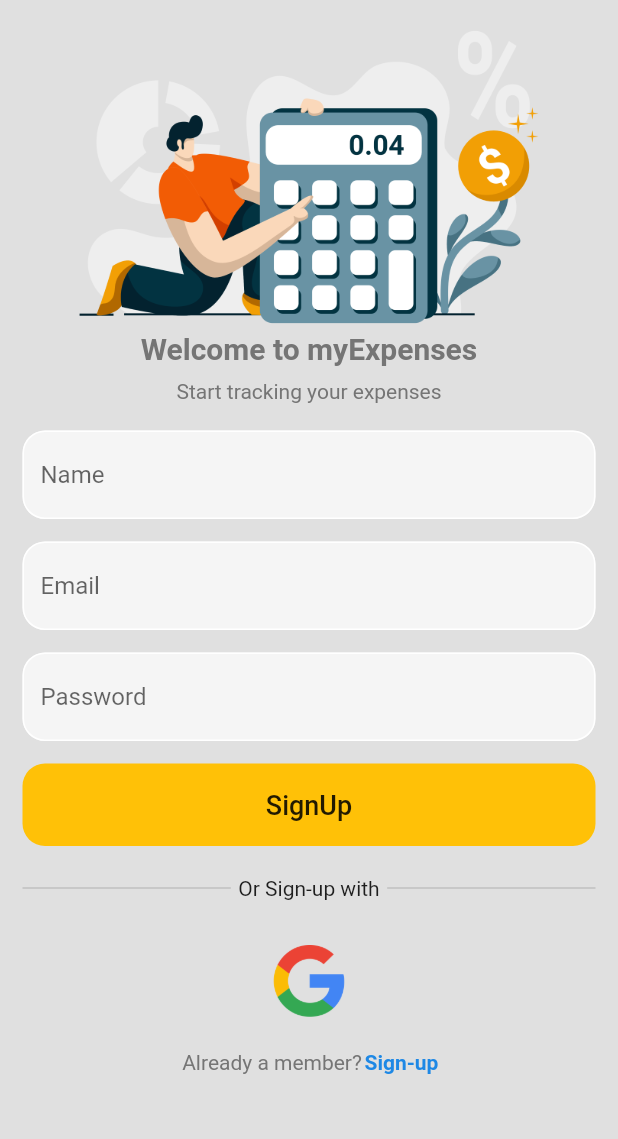
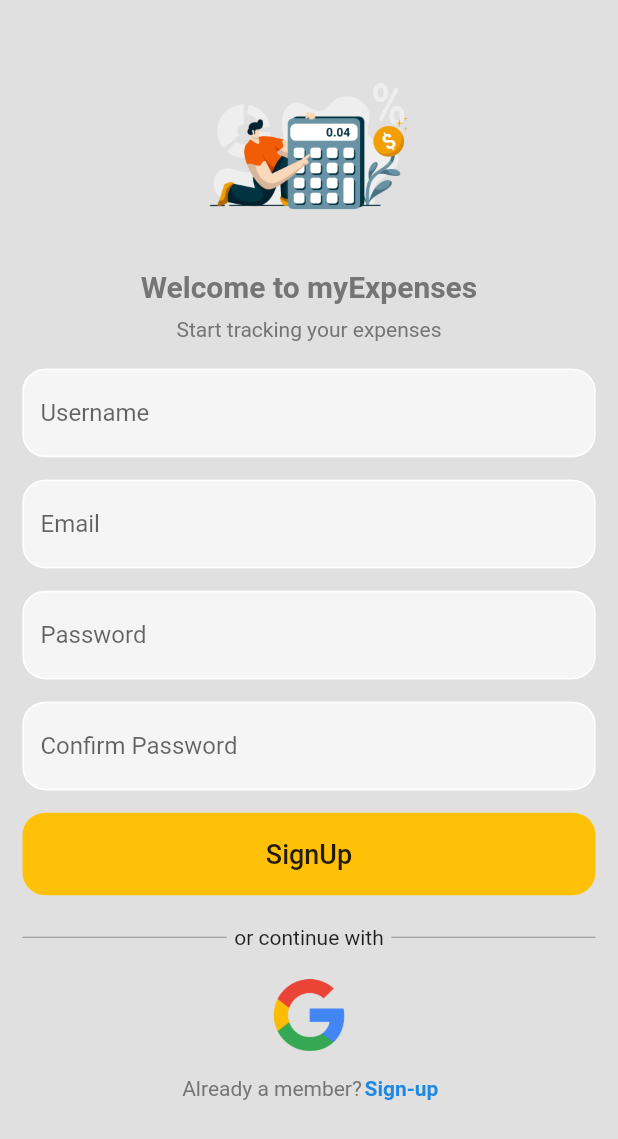
Before and after one commit to purveshxd/myExpenses, a Flutter app: the screen it shows after launch, after a tap on "Register Now", on a phone screen of 412 x 824 dp. Shown: the top 1139 px of the screen. Run offline on Flutter 3.47's test engine with Material 2 defaults, Android fonts, the phone set to English and light mode, and no system bars; our stand-ins replace firebase_auth, firebase_core, flutter_slidable, hive_flutter; accounts and stored records are empty; network calls fail.

Commit message:
login registration done

```diff
--- a/lib/constants/constants.dart
+++ b/lib/constants/constants.dart
@@ -1,4 +1,5 @@
 class Constants {
-  var loginBanner = "assets/loginBanner.png";
-  var googleLogo = "assets/google.png";
+  static const String loginBanner = "assets/loginBanner.png";
+  static const String googleLogo = "assets/google.png";
+  static const String googleForm = 'https://forms.gle/abS7Qysdg3SbstgEA';
 }
--- a/lib/main.dart
+++ b/lib/main.dart
@@ -3,11 +3,10 @@ import 'package:hive_flutter/hive_flutter.dart';
 
 import 'package:firebase_core/firebase_core.dart';
 import 'package:myexpenses/firebase_options.dart';
-import 'package:myexpenses/screens/auth_page.dart';
-import 'package:myexpenses/screens/login_page.dart';
+import 'package:myexpenses/screens/authScreens/auth_page.dart';
+import 'package:myexpenses/screens/authScreens/login_page.dart';
 
 void main() async {
-  WidgetsFlutterBinding.ensureInitialized();
   WidgetsFlutterBinding.ensureInitialized();
 
   await Hive.initFlutter();
@@ -15,7 +14,7 @@ void main() async {
     options: DefaultFirebaseOptions.currentPlatform,
   );
   await Hive.initFlutter();
-  var box = await Hive.openBox('taskBox');
+  await Hive.openBox('taskBox');
   runApp(const MyApp());
 }
 
--- a/lib/screens/auth_page.dart
+++ b/lib/screens/authScreens/auth_page.dart
@@ -3,7 +3,8 @@ import 'package:flutter/material.dart';
 import 'package:flutter/src/widgets/container.dart';
 import 'package:flutter/src/widgets/framework.dart';
 import 'package:myexpenses/screens/homepage.dart';
-import 'package:myexpenses/screens/login_page.dart';
+import 'package:myexpenses/screens/authScreens/login_or_registration.dart';
+import 'package:myexpenses/screens/authScreens/login_page.dart';
 
 class AuthPage extends StatelessWidget {
   const AuthPage({super.key});
@@ -19,7 +20,7 @@ class AuthPage extends StatelessWidget {
             return const Homepage();
           } else {
             // if user is not logged in
-            return LoginPage();
+            return const LoginOrRegister();
           }
         },
       ),
--- /dev/null
+++ b/lib/screens/authScreens/login_or_registration.dart
@@ -0,0 +1,45 @@
+import 'package:flutter/material.dart';
+import 'package:flutter/src/widgets/container.dart';
+import 'package:flutter/src/widgets/framework.dart';
+import 'package:myexpenses/screens/authScreens/login_page.dart';
+import 'package:myexpenses/screens/authScreens/registration_page.dart';
+
+class LoginOrRegister extends StatefulWidget {
+  const LoginOrRegister({super.key});
+
+  @override
+  State<LoginOrRegister> createState() => _LoginOrRegisterState();
+}
+
+class _LoginOrRegisterState extends State<LoginOrRegister> {
+  bool showLoginPage = true;
+  void togglePages() {
+    setState(() {
+      showLoginPage = !showLoginPage;
+    });
+  }
+
+  void customAlert(String textError) {
+    showDialog(
+      context: context,
+      builder: (context) {
+        return AlertDialog(
+          title: Text(textError),
+        );
+      },
+    );
+  }
+
+  @override
+  Widget build(BuildContext context) {
+    if (showLoginPage) {
+      return LoginPage(
+        onTap: togglePages,
+      );
+    } else {
+      return RegistrationPage(
+        onTap: togglePages,
+      );
+    }
+  }
+}
--- a/lib/screens/login_page.dart
+++ b/lib/screens/authScreens/login_page.dart
@@ -1,12 +1,13 @@
 import 'package:firebase_core/firebase_core.dart';
 import 'package:flutter/material.dart';
 import 'package:myexpenses/constants/constants.dart';
-import 'package:myexpenses/screens/registration_page.dart';
+import 'package:myexpenses/screens/authScreens/registration_page.dart';
 import 'package:myexpenses/widgets/input_text_field.dart';
 import 'package:firebase_auth/firebase_auth.dart';
 
 class LoginPage extends StatefulWidget {
-  LoginPage({super.key});
+  const LoginPage({super.key, this.onTap});
+  final Function()? onTap;
 
   @override
   State<LoginPage> createState() => _LoginPageState();
@@ -38,6 +39,8 @@ class _LoginPageState extends State<LoginPage> {
         customAlert('Incorrect Email');
       } else if (e.code == 'wrong-password') {
         customAlert('Incorrect Password');
+      } else {
+        customAlert(e.message.toString());
       }
     }
   }
@@ -63,10 +66,10 @@ class _LoginPageState extends State<LoginPage> {
           children: [
             Container(
               height: MediaQuery.of(context).size.height / 4,
-              decoration: BoxDecoration(
+              decoration: const BoxDecoration(
                 image: DecorationImage(
                   fit: BoxFit.cover,
-                  image: AssetImage(Constants().loginBanner),
+                  image: AssetImage(Constants.loginBanner),
                 ),
               ),
             ),
@@ -121,9 +124,11 @@ class _LoginPageState extends State<LoginPage> {
               ),
             ),
             const SizedBox(
-              height: 20,
+              height: 30,
             ),
-            Row(
+            Padding(
+              padding: const EdgeInsets.all(15.0),
+              child: Row(
                 children: [
                   Expanded(
                     child: Divider(
@@ -142,22 +147,22 @@ class _LoginPageState extends State<LoginPage> {
                   ),
                 ],
               ),
-            const SizedBox(
-              height: 20,
             ),
-            IconButton(
+            Padding(
+              padding: const EdgeInsets.all(15.0),
+              child: IconButton(
                 iconSize: 40,
                 color: Colors.red,
                 padding: const EdgeInsets.all(0),
                 onPressed: () {},
                 icon: Image.asset(
-                Constants().googleLogo,
+                  Constants.googleLogo,
                 ),
               ),
-            const SizedBox(
-              height: 20,
             ),
-            Row(
+            Padding(
+              padding: const EdgeInsets.all(15.0),
+              child: Row(
                 mainAxisAlignment: MainAxisAlignment.center,
                 children: [
                   Text(
@@ -168,11 +173,7 @@ class _LoginPageState extends State<LoginPage> {
                         fontWeight: FontWeight.normal),
                   ),
                   GestureDetector(
-                  onTap: () {
-                    Navigator.of(context).pushReplacement(MaterialPageRoute(
-                      builder: (context) => RegistrationPage(),
-                    ));
-                  },
+                    onTap: widget.onTap,
                     child: Text(
                       "Register Now",
                       textAlign: TextAlign.center,
@@ -183,6 +184,7 @@ class _LoginPageState extends State<LoginPage> {
                   ),
                 ],
               ),
+            ),
           ],
         ),
       ),
--- /dev/null
+++ b/lib/screens/authScreens/registration_page.dart
@@ -0,0 +1,203 @@
+// ignore: unused_import
+import 'package:firebase_core/firebase_core.dart';
+import 'package:flutter/material.dart';
+import 'package:myexpenses/constants/constants.dart';
+import 'package:myexpenses/widgets/input_text_field.dart';
+import 'package:firebase_auth/firebase_auth.dart';
+
+class RegistrationPage extends StatefulWidget {
+  const RegistrationPage({super.key, this.onTap});
+  final Function()? onTap;
+
+  @override
+  State<RegistrationPage> createState() => _RegistrationPageState();
+}
+
+class _RegistrationPageState extends State<RegistrationPage> {
+  final emailController = TextEditingController();
+  final confirmpassController = TextEditingController();
+  final passController = TextEditingController();
+  final userNameController = TextEditingController();
+
+  void register() async {
+    showDialog(
+      context: context,
+      builder: (context) {
+        return const Center(child: CircularProgressIndicator());
+      },
+    );
+    try {
+      if (passController.text == confirmpassController.text) {
+        if (userNameController.text.isNotEmpty) {
+          var resp = await FirebaseAuth.instance.createUserWithEmailAndPassword(
+              email: emailController.text, password: passController.text);
+          await resp.user!
+              .updateDisplayName(userNameController.text)
+              .whenComplete(() => Navigator.pop(context));
+        } else {
+          Navigator.pop(context);
+          customAlert('Enter username');
+        }
+      } else {
+        Navigator.pop(context);
+        customAlert("Password does not match");
+      }
+    } on FirebaseAuthException catch (e) {
+      Navigator.pop(context);
+      customAlert(e.message);
+    }
+  }
+
+  void customAlert(String? textError) {
+    showDialog(
+      context: context,
+      builder: (context) {
+        return AlertDialog(
+          title: Text(textError!),
+        );
+      },
+    );
+  }
+
+  @override
+  Widget build(BuildContext context) {
+    return Scaffold(
+      backgroundColor: Colors.grey.shade300,
+      body: SingleChildScrollView(
+        child: SafeArea(
+          child: Padding(
+            padding: const EdgeInsets.all(15.0),
+            child: Column(
+              children: [
+                Container(
+                  height: MediaQuery.of(context).size.height / 5,
+                  decoration: const BoxDecoration(
+                    image: DecorationImage(
+                      fit: BoxFit.fitHeight,
+                      image: AssetImage(Constants.loginBanner),
+                    ),
+                  ),
+                ),
+                Text(
+                  textAlign: TextAlign.center,
+                  "Welcome to myExpenses",
+                  style: TextStyle(
+                      fontSize: 20,
+                      fontWeight: FontWeight.bold,
+                      color: Colors.grey.shade600),
+                ),
+                Text(
+                  textAlign: TextAlign.center,
+                  "Start tracking your expenses",
+                  style: TextStyle(
+                      height: 2,
+                      fontWeight: FontWeight.normal,
+                      color: Colors.grey.shade600),
+                ),
+                const SizedBox(
+                  height: 15,
+                ),
+                InputTextField(
+                    hintText: "Username", textController: userNameController),
+                const SizedBox(
+                  height: 15,
+                ),
+                InputTextField(
+                    hintText: "Email", textController: emailController),
+                const SizedBox(
+                  height: 15,
+                ),
+                InputTextField(
+                    hintText: "Password", textController: passController),
+                const SizedBox(
+                  height: 15,
+                ),
+                InputTextField(
+                    hintText: "Confirm Password",
+                    textController: confirmpassController),
+                const SizedBox(
+                  height: 15,
+                ),
+                MaterialButton(
+                  minWidth: MediaQuery.of(context).size.shortestSide,
+                  height: 55,
+                  elevation: 0,
+                  color: Colors.amber,
+                  shape: RoundedRectangleBorder(
+                      borderRadius: BorderRadius.circular(15)),
+                  onPressed: register,
+                  child: const Text(
+                    "SignUp",
+                    style: TextStyle(fontSize: 18),
+                  ),
+                ),
+                const SizedBox(
+                  height: 20,
+                ),
+                Row(
+                  children: [
+                    Expanded(
+                      child: Divider(
+                        endIndent: 5,
+                        thickness: 0.5,
+                        color: Colors.grey.shade600,
+                      ),
+                    ),
+                    const Text("or continue with"),
+                    Expanded(
+                      child: Divider(
+                        indent: 5,
+                        thickness: 0.5,
+                        color: Colors.grey.shade600,
+                      ),
+                    ),
+                  ],
+                ),
+                const SizedBox(
+                  height: 20,
+                ),
+                IconButton(
+                  // iconSize: ,
+                  color: Colors.red,
+                  padding: const EdgeInsets.all(0),
+                  onPressed: () {},
+                  icon: Image.asset(
+                    Constants.googleLogo,
+                  ),
+                ),
+                const SizedBox(
+                  height: 15,
+                ),
+                Row(
+                  mainAxisAlignment: MainAxisAlignment.center,
+                  children: [
+                    Text(
+                      "Already a member? ",
+                      textAlign: TextAlign.center,
+                      style: TextStyle(
+                          color: Colors.grey.shade600,
+                          fontWeight: FontWeight.normal),
+                    ),
+                    const SizedBox(
+                      height: 20,
+                    ),
+                    GestureDetector(
+                      onTap: widget.onTap,
+                      child: Text(
+                        "Sign-up",
+                        textAlign: TextAlign.center,
+                        style: TextStyle(
+                            color: Colors.blue.shade600,
+                            fontWeight: FontWeight.bold),
+                      ),
+                    ),
+                  ],
+                ),
+              ],
+            ),
+          ),
+        ),
+      ),
+    );
+  }
+}
--- a/lib/screens/registration_page.dart
+++ /dev/null
@@ -1,153 +0,0 @@
-import 'package:firebase_core/firebase_core.dart';
-import 'package:flutter/material.dart';
-import 'package:myexpenses/constants/constants.dart';
-import 'package:myexpenses/screens/login_page.dart';
-import 'package:myexpenses/widgets/input_text_field.dart';
-import 'package:firebase_auth/firebase_auth.dart';
-
-class RegistrationPage extends StatelessWidget {
-  RegistrationPage({super.key});
-
-  final emailController = TextEditingController();
-  final nameController = TextEditingController();
-  final passController = TextEditingController();
-
-  void register() async {
-    var resp = await FirebaseAuth.instance.createUserWithEmailAndPassword(
-        email: emailController.text, password: passController.text);
-  }
-
-  @override
-  Widget build(BuildContext context) {
-    return Scaffold(
-      backgroundColor: Colors.grey.shade300,
-      body: SafeArea(
-        child: ListView(
-          padding: const EdgeInsets.all(15),
-          children: [
-            Container(
-              height: MediaQuery.of(context).size.height / 4,
-              decoration: BoxDecoration(
-                image: DecorationImage(
-                  fit: BoxFit.cover,
-                  image: AssetImage(Constants().loginBanner),
-                ),
-              ),
-            ),
-            Text(
-              textAlign: TextAlign.center,
-              "Welcome to myExpenses",
-              style: TextStyle(
-                  fontSize: 20,
-                  fontWeight: FontWeight.bold,
-                  color: Colors.grey.shade600),
-            ),
-            Text(
-              textAlign: TextAlign.center,
-              "Start tracking your expenses",
-              style: TextStyle(
-                  height: 2,
-                  fontWeight: FontWeight.normal,
-                  color: Colors.grey.shade600),
-            ),
-            const SizedBox(
-              height: 15,
-            ),
-            InputTextField(hintText: "Name", textController: nameController),
-            const SizedBox(
-              height: 15,
-            ),
-            InputTextField(hintText: "Email", textController: emailController),
-            const SizedBox(
-              height: 15,
-            ),
-            InputTextField(
-                hintText: "Password", textController: passController),
-            const SizedBox(
-              height: 15,
-            ),
-            MaterialButton(
-              minWidth: MediaQuery.of(context).size.shortestSide,
-              height: 55,
-              elevation: 0,
-              color: Colors.amber,
-              shape: RoundedRectangleBorder(
-                  borderRadius: BorderRadius.circular(15)),
-              onPressed: register,
-              child: const Text(
-                "SignUp",
-                style: TextStyle(fontSize: 18),
-              ),
-            ),
-            const SizedBox(
-              height: 20,
-            ),
-            Row(
-              children: [
-                Expanded(
-                  child: Divider(
-                    endIndent: 5,
-                    thickness: 0.3,
-                    color: Colors.grey.shade600,
-                  ),
-                ),
-                const Text("Or Sign-up with"),
-                Expanded(
-                  child: Divider(
-                    indent: 5,
-                    thickness: 0.3,
-                    color: Colors.grey.shade600,
-                  ),
-                ),
-              ],
-            ),
-            const SizedBox(
-              height: 30,
-            ),
-            IconButton(
-              iconSize: 40,
-              color: Colors.red,
-              padding: const EdgeInsets.all(0),
-              onPressed: () {},
-              icon: Image.asset(
-                Constants().googleLogo,
-              ),
-            ),
-            const SizedBox(
-              height: 20,
-            ),
-            Row(
-              mainAxisAlignment: MainAxisAlignment.center,
-              children: [
-                Text(
-                  "Already a member? ",
-                  textAlign: TextAlign.center,
-                  style: TextStyle(
-                      color: Colors.grey.shade600,
-                      fontWeight: FontWeight.normal),
-                ),
-                const SizedBox(
-                  height: 20,
-                ),
-                GestureDetector(
-                  onTap: () {
-                    Navigator.of(context).push(MaterialPageRoute(
-                      builder: (context) => LoginPage(),
-                    ));
-                  },
-                  child: Text(
-                    "Sign-up",
-                    textAlign: TextAlign.center,
-                    style: TextStyle(
-                        color: Colors.blue.shade600,
-                        fontWeight: FontWeight.bold),
-                  ),
-                ),
-              ],
-            ),
-          ],
-        ),
-      ),
-    );
-  }
-}
--- a/pubspec.yaml
+++ b/pubspec.yaml
@@ -41,6 +41,8 @@ dependencies:
   hive: ^2.2.3
   hive_flutter: ^1.1.0
   firebase_auth: ^4.2.0
+  flutter_slidable: ^2.0.0
+  url_launcher: ^6.1.7
 
 
 dev_dependencies:
```
Also changed, not shown: lib/components/app_bar.dart (+9 -0 lines), lib/components/app_body.dart (+27 -9 lines), lib/screens/homepage.dart (+8 -0 lines), pubspec.lock, 6 other files. Lines whose indentation alone changed are shown as unchanged.
